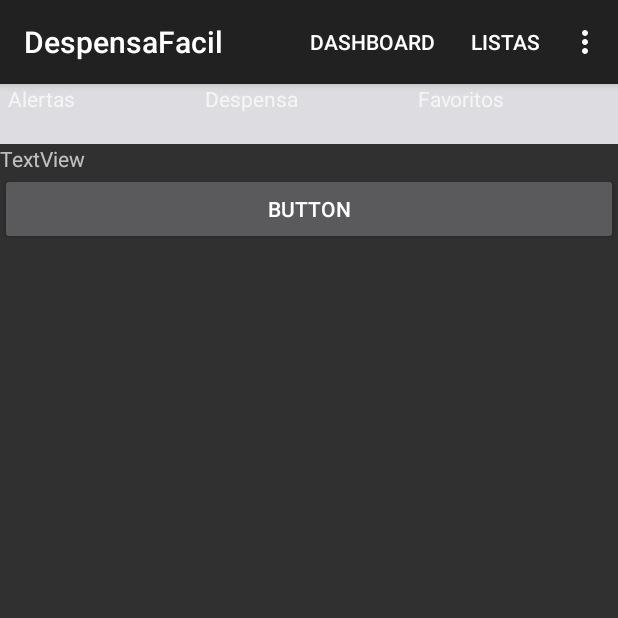
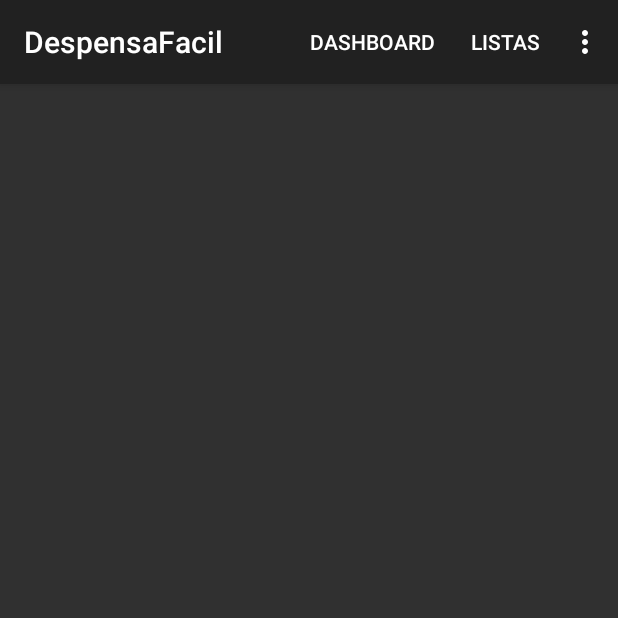
Before and after one commit to Havendak/DespensaFacil, an Android app: the screen it shows after launch (MainActivity), on a phone screen of 412 x 824 dp, the top half of it. Run offline under Robolectric (Android 15) with nearby library versions, the phone set to English and light mode, and no system bars.

Commit message:
Arrumando a casa

```diff
--- a/app/src/main/java/br/com/bsbapps/despensafacil/MainActivity.java
+++ b/app/src/main/java/br/com/bsbapps/despensafacil/MainActivity.java
@@ -1,16 +1,13 @@
 package br.com.bsbapps.despensafacil;
 
-import android.content.Context;
 import android.content.Intent;
 import android.content.SharedPreferences;
 import android.database.Cursor;
 import android.os.AsyncTask;
-import android.database.Cursor;
 import android.database.sqlite.SQLiteDatabase;
 import android.os.Bundle;
 import android.preference.PreferenceManager;
 import android.support.v7.app.AppCompatActivity;
-import android.util.Log;
 import android.view.Menu;
 import android.view.MenuInflater;
 import android.view.MenuItem;
@@ -21,7 +18,6 @@ import java.util.List;
 
 
 public class MainActivity extends AppCompatActivity {
-    DatabaseHelper banco;
 
     @Override
     protected void onCreate(Bundle savedInstanceState) {
--- a/app/src/main/java/layout/MainFragment.java
+++ b/app/src/main/java/br/com/bsbapps/despensafacil/MainFragment.java
@@ -1,4 +1,4 @@
-package layout;
+package br.com.bsbapps.despensafacil;
 
 import android.content.Context;
 import android.net.Uri;
@@ -7,8 +7,6 @@ import android.support.v4.app.Fragment;
 import android.view.LayoutInflater;
 import android.view.View;
 import android.view.ViewGroup;
-
-import br.com.bsbapps.despensafacil.R;
 
 /**
  * A simple {@link Fragment} subclass.
--- a/app/src/main/res/layout/activity_main.xml
+++ b/app/src/main/res/layout/activity_main.xml
@@ -3,29 +3,4 @@
     android:orientation="vertical"
     android:layout_width="match_parent"
     android:layout_height="match_parent">
-
-    <include
-        layout="@layout/barra_superior"
-        android:layout_width="match_parent"
-        android:layout_height="40dp"
-        />
-    <TextView
-        android:text="TextView"
-        android:layout_width="match_parent"
-        android:layout_height="wrap_content"
-        android:id="@+id/textView2" />
-
-
-    <Button
-        android:text="Button"
-        android:layout_width="match_parent"
-        android:layout_height="wrap_content"
-        android:id="@+id/button2" />
-
-
-    <FrameLayout
-        android:id="@+id/drawer_container"
-        android:layout_width="match_parent"
-        android:layout_height="match_parent" />
-
 </LinearLayout>
--- a/app/src/main/res/layout/barra_superior.xml
+++ /dev/null
@@ -1,37 +0,0 @@
-<?xml version="1.0" encoding="utf-8"?>
-<LinearLayout xmlns:android="http://schemas.android.com/apk/res/android"
-
-    android:orientation="horizontal" android:layout_width="match_parent"
-    android:layout_height="wrap_content"
-    android:weightSum="3"
-    android:background="@color/background"
-    >
-
-    <TextView
-        android:text="Alertas  "
-        android:layout_width="wrap_content"
-        android:layout_height="wrap_content"
-        android:id="@+id/textView1"
-        android:layout_marginLeft="5dp"
-        android:layout_weight="1"
-        android:tag="alerta"
-        android:layout_gravity="center_horizontal"/>
-
-    <TextView
-        android:text="Despensa"
-        android:layout_width="wrap_content"
-        android:layout_height="wrap_content"
-        android:id="@+id/textView2"
-        android:layout_marginLeft="5dp"
-        android:layout_weight="1"
-        android:tag="despensa"/>
-    <TextView
-        android:text="Favoritos"
-        android:layout_width="wrap_content"
-        android:layout_height="wrap_content"
-        android:id="@+id/textView3"
-        android:layout_marginLeft="5dp"
-        android:layout_weight="1"
-        android:tag="favoritos"/>
-
-</LinearLayout>
```
Also changed, not shown: app/src/main/java/br/com/bsbapps/despensafacil/DatabaseHelper.java (deleted, +0 -112 lines), app/src/main/java/domain/Despensa.java (deleted, +0 -65 lines), app/src/main/java/domain/Produto.java (deleted, +0 -126 lines), app/src/main/java/util/DT.java (deleted, +0 -32 lines), app/src/main/res/layout/activity_barra_superior.xml (deleted, +0 -35 lines).
